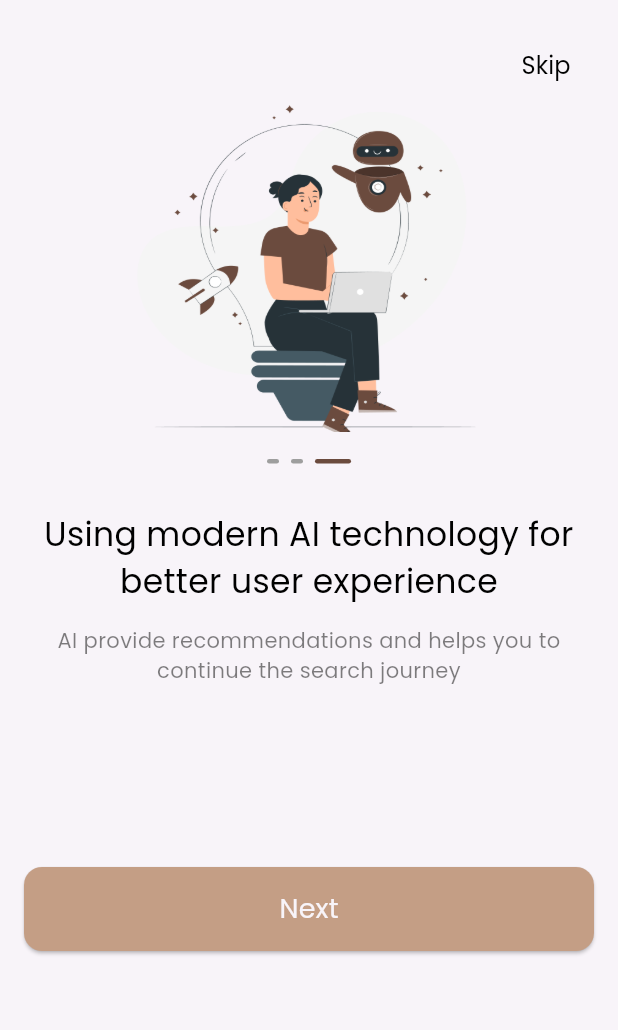
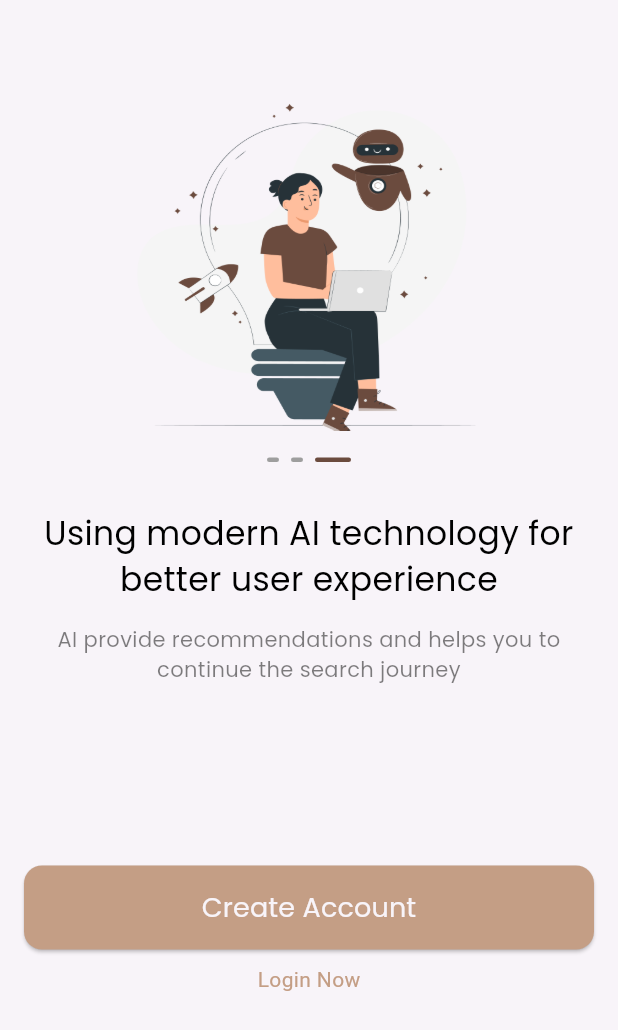
Before and after one commit to ahmed10619/dalel, a Flutter app: the screen it shows after launch, swiped to page 3, on a phone screen of 412 x 824 dp. Shown: the top 1030 px of the screen. Run offline on Flutter 3.47's test engine with Material 3 defaults, Android fonts, the phone set to English and light mode, and no system bars; drawn by our look-alikes of smooth_page_indicator; our stand-ins replace go_router.

Commit message:
onboarding screen done

```diff
--- a/lib/core/routers/app_routers.dart
+++ b/lib/core/routers/app_routers.dart
@@ -1,9 +1,13 @@
+import 'package:dalel/features/auth/presentation/views/sign_in_view.dart';
+import 'package:dalel/features/auth/presentation/views/sign_up_view.dart';
 import 'package:dalel/features/onBording/presentation/views/onBording_view.dart';
 import 'package:dalel/features/splash/presentation/views/splash_view.dart';
 import 'package:go_router/go_router.dart';
 
 class AppRouters {
   final String onBordingView = "/onBordingView";
+  final String SignInView = "/signInView";
+  final String SignUpView = "/signUpView";
 }
 
 final GoRouter routers = GoRouter(
@@ -16,5 +20,13 @@ final GoRouter routers = GoRouter(
       path: AppRouters().onBordingView,
       builder: (context, state) => const OnBordingView(),
     ),
+    GoRoute(
+      path: AppRouters().SignInView,
+      builder: (context, state) => const SignInview(),
+    ),
+    GoRoute(
+      path: AppRouters().SignUpView,
+      builder: (context, state) => const SignUpView(),
+    ),
   ],
 );
--- a/lib/core/widget/custom_button.dart
+++ b/lib/core/widget/custom_button.dart
@@ -3,9 +3,17 @@ import 'package:dalel/core/utils/custom_text_style.dart';
 import 'package:flutter/material.dart';
 
 class CustomButton extends StatelessWidget {
-  const CustomButton({super.key, required this.text, this.color});
+  const CustomButton({
+    super.key,
+    required this.text,
+    this.color,
+    this.onPressed,
+    this.backGroungColor,
+  });
   final String text;
   final Color? color;
+  final VoidCallback? onPressed;
+  final Color? backGroungColor;
 
   @override
   Widget build(BuildContext context) {
@@ -13,9 +21,9 @@ class CustomButton extends StatelessWidget {
       width: double.infinity,
       height: 56,
       child: ElevatedButton(
-        onPressed: () {},
+        onPressed: onPressed,
         style: ElevatedButton.styleFrom(
-          backgroundColor: AppColors.primaryColor,
+          backgroundColor: backGroungColor ?? AppColors.primaryColor,
           shape: RoundedRectangleBorder(
             borderRadius: BorderRadius.circular(12),
           ),
--- /dev/null
+++ b/lib/core/widget/custtom_text_gestureDetector.dart
@@ -0,0 +1,22 @@
+import 'package:dalel/core/utils/app_colors.dart';
+import 'package:flutter/material.dart';
+
+class CusttomTextGestureDetector extends StatelessWidget {
+  const CusttomTextGestureDetector(
+      {super.key, required this.onTap, required this.text});
+  final String text;
+  final VoidCallback onTap;
+  @override
+  Widget build(BuildContext context) {
+    return GestureDetector(
+      onTap: onTap,
+      child: Text(
+        text,
+        style: TextStyle(
+          color: AppColors.primaryColor,
+          fontSize: 14,
+        ),
+      ),
+    );
+  }
+}
--- a/lib/features/onBording/presentation/views/onBording_view.dart
+++ b/lib/features/onBording/presentation/views/onBording_view.dart
@@ -1,10 +1,21 @@
 import 'package:dalel/core/widget/custom_button.dart';
+import 'package:dalel/core/widget/custtom_text_gestureDetector.dart';
+import 'package:dalel/features/onBording/data/models/on_bording.dart';
+import 'package:dalel/features/onBording/presentation/widgets/custom_get_button.dart';
 import 'package:dalel/features/onBording/presentation/widgets/custom_onBording.dart';
 import 'package:dalel/features/onBording/presentation/widgets/custom_text_button.dart';
 import 'package:flutter/material.dart';
 
-class OnBordingView extends StatelessWidget {
+class OnBordingView extends StatefulWidget {
   const OnBordingView({super.key});
+
+  @override
+  State<OnBordingView> createState() => _OnBordingViewState();
+}
+
+class _OnBordingViewState extends State<OnBordingView> {
+  final PageController _controller = PageController(initialPage: 0);
+  int currentIndex = 0;
 
   @override
   Widget build(BuildContext context) {
@@ -15,17 +26,30 @@ class OnBordingView extends StatelessWidget {
           child: ListView(
             children: [
               const SizedBox(height: 20),
-              const Align(
-                alignment: Alignment.topRight,
-                child: CustomTextButton(
-                  text: "Skip",
-                ),
+              currentIndex == onBordingData.length - 1
+                  ? Container(
+                      height: 47,
+                    )
+                  : Align(
+                      alignment: Alignment.topRight,
+                      child: CustomTextButton(
+                        onPressed: () {
+                          _controller.jumpToPage(2);
+                        },
+                        text: "Skip",
+                      ),
+                    ),
+              OnBordingBody(
+                onPageChanged: (index) {
+                  setState(() {
+                    currentIndex = index;
+                  });
+                },
+                controller: _controller,
               ),
-              OnBordingBody(),
               const SizedBox(height: 10),
-              const CustomButton(
-                text: 'Next',
-              ),
+              CustomGetButton(
+                  currentIndex: currentIndex, controller: _controller),
               const SizedBox(height: 17),
             ],
           ),
--- /dev/null
+++ b/lib/features/onBording/presentation/widgets/custom_get_button.dart
@@ -0,0 +1,46 @@
+import 'package:dalel/core/functions/app_functions.dart';
+import 'package:dalel/core/routers/app_routers.dart';
+import 'package:dalel/core/widget/custom_button.dart';
+import 'package:dalel/core/widget/custtom_text_gestureDetector.dart';
+import 'package:dalel/features/onBording/data/models/on_bording.dart';
+import 'package:flutter/material.dart';
+
+class CustomGetButton extends StatelessWidget {
+  const CustomGetButton(
+      {super.key, required this.currentIndex, required this.controller});
+  final int currentIndex;
+  final PageController controller;
+  @override
+  Widget build(BuildContext context) {
+    if (currentIndex == onBordingData.length - 1) {
+      return Column(
+        children: [
+          CustomButton(
+            onPressed: () {
+              customNavigatorpushReplacement(context, AppRouters().SignUpView);
+            },
+            text: "Create Account",
+          ),
+          const SizedBox(
+            height: 10,
+          ),
+          CusttomTextGestureDetector(
+            onTap: () {
+              customNavigatorpushReplacement(context, AppRouters().SignInView);
+            },
+            text: "Login Now",
+          ),
+        ],
+      );
+    } else {
+      return CustomButton(
+        text: 'Next',
+        onPressed: () {
+          controller.nextPage(
+              duration: const Duration(milliseconds: 200),
+              curve: Curves.bounceIn);
+        },
+      );
+    }
+  }
+}
--- a/lib/features/onBording/presentation/widgets/custom_onBording.dart
+++ b/lib/features/onBording/presentation/widgets/custom_onBording.dart
@@ -1,20 +1,25 @@
-import 'package:dalel/core/utils/app_assets.dart';
 import 'package:dalel/core/utils/custom_text_style.dart';
 import 'package:dalel/features/onBording/data/models/on_bording.dart';
 import 'package:dalel/features/onBording/presentation/widgets/custom_smooth_page_indicator.dart';
 import 'package:flutter/material.dart';
 
 class OnBordingBody extends StatelessWidget {
-  OnBordingBody({super.key});
-  final PageController _controller = PageController();
+  const OnBordingBody({
+    super.key,
+    required this.controller,
+    this.onPageChanged,
+  });
+  final PageController controller;
+  final Function(int)? onPageChanged;
 
   @override
   Widget build(BuildContext context) {
     return SizedBox(
       height: 500,
       child: PageView.builder(
+          onPageChanged: onPageChanged,
           physics: const BouncingScrollPhysics(),
-          controller: _controller,
+          controller: controller,
           itemCount: onBordingData.length,
           itemBuilder: (context, index) {
             return Column(
@@ -33,7 +38,7 @@ class OnBordingBody extends StatelessWidget {
                   height: 18,
                 ),
                 CustomSmoothPageIndicator(
-                  controller: _controller,
+                  controller: controller,
                 ),
                 const SizedBox(
                   height: 32,
```
Also changed, not shown: lib/features/auth/presentation/views/sign_in_view.dart (added, +10 -0 lines), lib/features/auth/presentation/views/sign_up_view.dart (added, +10 -0 lines), lib/features/onBording/presentation/widgets/custom_text_button.dart (+12 -4 lines).
